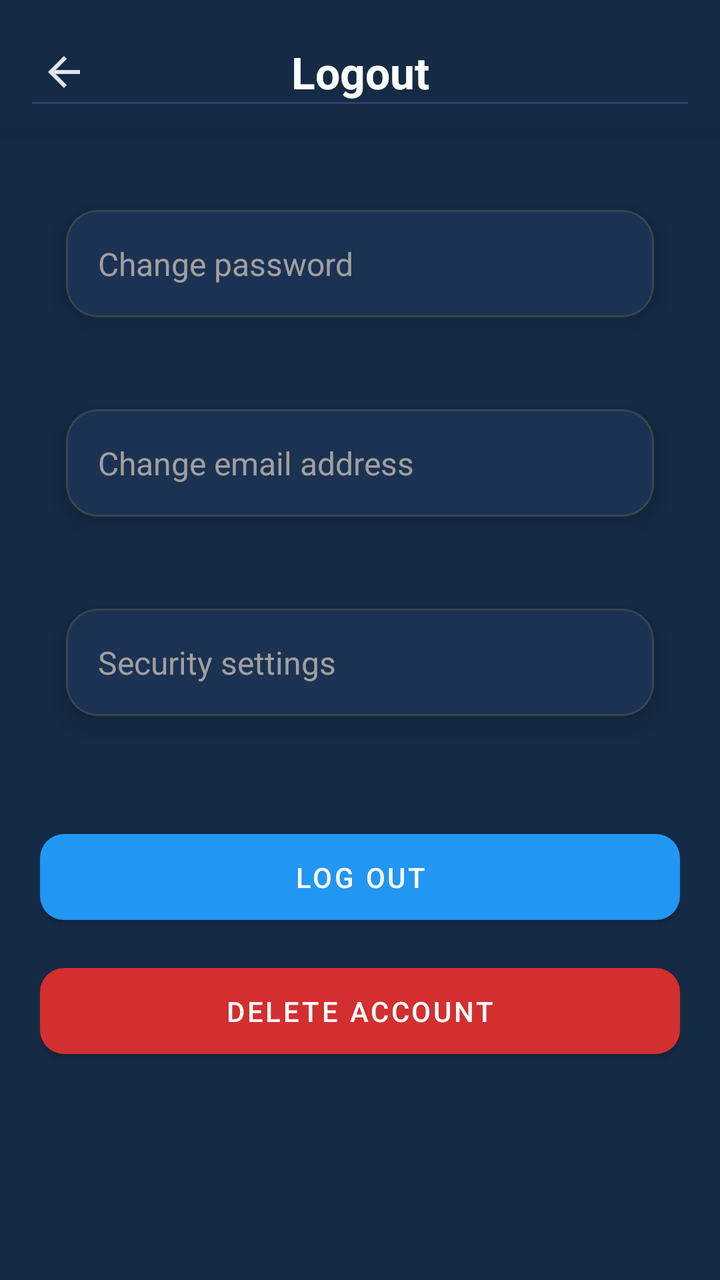
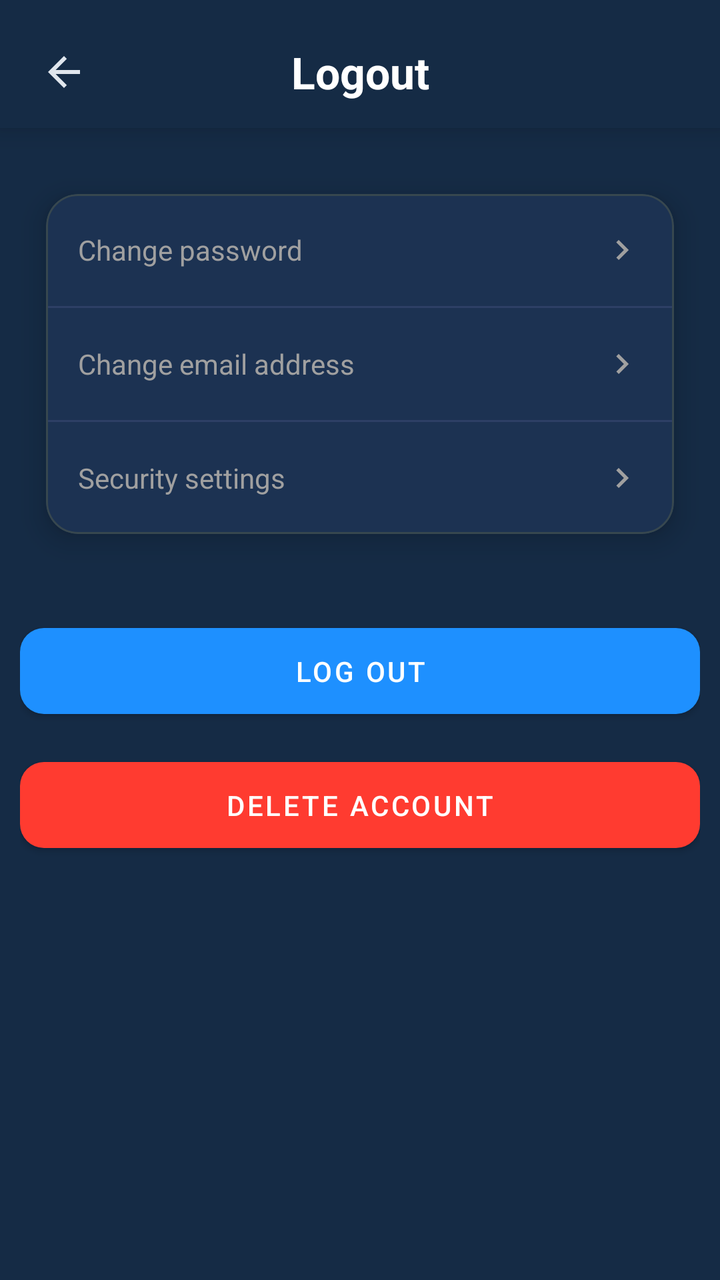

An Android layout rendered at two revisions. The XML below is the earlier revision; the diff shows what the commit changed to produce the second picture.
<!-- AndroidManifest.xml: application theme AppTheme -->
<!-- res/layout/fragment_logout.xml -->
<?xml version="1.0" encoding="utf-8"?>
<androidx.constraintlayout.widget.ConstraintLayout 
    xmlns:android="http://schemas.android.com/apk/res/android"
    xmlns:app="http://schemas.android.com/apk/res-auto"
    xmlns:tools="http://schemas.android.com/tools"
    android:layout_width="match_parent"
    android:layout_height="match_parent"
    android:background="@color/background_color"
    tools:context=".ui.tabs.settings.logout.LogoutFragment">

    
    <androidx.constraintlayout.widget.ConstraintLayout
        android:id="@+id/headerContainer"
        android:layout_width="match_parent"
        android:layout_height="wrap_content"
        android:paddingHorizontal="16dp"
        android:paddingTop="20dp"
        android:paddingBottom="12dp"
        android:background="@color/background_color"
        android:elevation="8dp"
        app:layout_constraintTop_toTopOf="parent">

        
        <ImageView
            android:id="@+id/btnBack"
            android:layout_width="32dp"
            android:layout_height="32dp"
            android:src="@drawable/ic_back"
            android:scaleType="center"
            app:tint="?attr/colorOnSurface"
            android:clickable="true"
            android:focusable="true"
            android:contentDescription="@string/logout_back_button_desc"
            app:layout_constraintStart_toStartOf="parent"
            app:layout_constraintTop_toTopOf="parent"
            app:layout_constraintBottom_toBottomOf="parent" />

        
        <TextView
            android:id="@+id/tvTitle"
            style="@style/TextAppearance.Aqua.EditProfileTitle"
            android:layout_width="wrap_content"
            android:layout_height="wrap_content"
            android:text="@string/logout_title"
            android:importantForAccessibility="yes"
            app:layout_constraintTop_toTopOf="parent"
            app:layout_constraintBottom_toBottomOf="parent"
            app:layout_constraintStart_toStartOf="parent"
            app:layout_constraintEnd_toEndOf="parent" />

        
        <View
            android:id="@+id/headerDivider"
            android:layout_width="0dp"
            android:layout_height="1dp"
            android:background="@color/settings_divider"
            app:layout_constraintStart_toStartOf="parent"
            app:layout_constraintEnd_toEndOf="parent"
            app:layout_constraintBottom_toBottomOf="parent" />

    </androidx.constraintlayout.widget.ConstraintLayout>

    
    <ScrollView
        android:id="@+id/scrollContent"
        android:layout_width="0dp"
        android:layout_height="0dp"
        android:fillViewport="true"
        android:paddingHorizontal="20dp"
        android:paddingTop="24dp"
        android:paddingBottom="24dp"
        app:layout_constraintTop_toBottomOf="@id/headerContainer"
        app:layout_constraintBottom_toBottomOf="parent"
        app:layout_constraintStart_toStartOf="parent"
        app:layout_constraintEnd_toEndOf="parent">

        <LinearLayout
            android:id="@+id/contentContainer"
            android:layout_width="match_parent"
            android:layout_height="wrap_content"
            android:orientation="vertical">

            
            <com.google.android.material.card.MaterialCardView
                android:id="@+id/rowChangePassword"
                android:layout_width="match_parent"
                android:layout_height="wrap_content"
                android:layout_marginBottom="12dp"
                style="@style/Widget.Aqua.CardStyles"
                android:contentDescription="@string/account_settings_change_password_desc">

                <TextView
                    android:layout_width="match_parent"
                    android:layout_height="wrap_content"
                    android:padding="16dp"
                    android:text="@string/account_settings_change_password"
                    android:textColor="@color/settings_text_secondary"
                    android:textSize="16sp" />
            </com.google.android.material.card.MaterialCardView>

            
            <com.google.android.material.card.MaterialCardView
                android:id="@+id/rowChangeEmail"
                android:layout_width="match_parent"
                android:layout_height="wrap_content"
                android:layout_marginBottom="12dp"
                style="@style/Widget.Aqua.CardStyles"
                android:contentDescription="@string/account_settings_change_email_desc">

                <TextView
                    android:layout_width="match_parent"
                    android:layout_height="wrap_content"
                    android:padding="16dp"
                    android:text="@string/account_settings_change_email"
                    android:textColor="@color/settings_text_secondary"
                    android:textSize="16sp" />
            </com.google.android.material.card.MaterialCardView>

            
            <com.google.android.material.card.MaterialCardView
                android:id="@+id/rowSecuritySettings"
                android:layout_width="match_parent"
                android:layout_height="wrap_content"
                android:layout_marginBottom="12dp"
                style="@style/Widget.Aqua.CardStyles"
                android:contentDescription="@string/account_settings_security_settings_desc">

                <TextView
                    android:layout_width="match_parent"
                    android:layout_height="wrap_content"
                    android:padding="16dp"
                    android:text="@string/account_settings_security_settings"
                    android:textColor="@color/settings_text_secondary"
                    android:textSize="16sp" />
            </com.google.android.material.card.MaterialCardView>

            
            <com.google.android.material.button.MaterialButton
                android:id="@+id/btnLogout"
                style="@style/Widget.MaterialComponents.Button"
                android:layout_width="match_parent"
                android:layout_height="wrap_content"
                android:layout_marginTop="24dp"
                android:paddingVertical="12dp"
                android:text="@string/account_settings_logout"
                android:contentDescription="@string/account_settings_logout_desc"
                app:backgroundTint="?attr/colorPrimary"
                android:textColor="?attr/colorOnPrimary"
                app:cornerRadius="12dp" />

            
            <com.google.android.material.button.MaterialButton
                android:id="@+id/btnDeleteAccount"
                style="@style/Widget.MaterialComponents.Button"
                android:layout_width="match_parent"
                android:layout_height="wrap_content"
                android:layout_marginTop="12dp"
                android:paddingVertical="12dp"
                android:text="@string/account_settings_delete_account"
                android:contentDescription="@string/account_settings_delete_account_desc"
                app:backgroundTint="?attr/colorError"
                android:textColor="?attr/colorOnError"
                app:cornerRadius="12dp" />

        </LinearLayout>
    </ScrollView>

</androidx.constraintlayout.widget.ConstraintLayout>
<!-- resources referenced by this layout -->
<resources>
  <color name="background_color">#152B45</color>
  <color name="settings_divider">#2D3F66</color>
  <color name="settings_text_secondary">#A0A0A0</color>
  <!-- drawable ic_back (drawable) -->
  <?xml version="1.0" encoding="utf-8"?>
  <vector xmlns:android="http://schemas.android.com/apk/res/android"
      android:width="24dp"
      android:height="24dp"
      android:viewportWidth="24"
      android:viewportHeight="24">
  
      <path
          android:fillColor="@android:color/white"
          android:pathData="M20,11H7.83L13.42,5.41L12,4l-8,8 8,8 1.41,-1.41L7.83,13H20v-2z" />
  </vector>
  <string name="account_settings_change_email">Change email address</string>
  <string name="account_settings_change_email_desc">
          Open screen to change your email address
      </string>
  <string name="account_settings_change_password">Change password</string>
  <string name="account_settings_change_password_desc">
          Open screen to change your account password
      </string>
  <string name="account_settings_delete_account">Delete account</string>
  <string name="account_settings_delete_account_desc">
          Permanently delete your account and all related data
      </string>
  <string name="account_settings_logout">Log out</string>
  <string name="account_settings_logout_desc">
          Sign out of your AquaLight account
      </string>
  <string name="account_settings_security_settings">Security settings</string>
  <string name="account_settings_security_settings_desc">
          Manage security options for your account
      </string>
  <string name="logout_back_button_desc">Go back from logout screen</string>
  <string name="logout_title">Logout</string>
  <style name="TextAppearance.Aqua.EditProfileTitle" parent="TextAppearance.Material3.TitleLarge">
      <item name="android:textColor">@android:color/white</item>
      <item name="android:textStyle">bold</item>
  </style>
  <style name="Widget.Aqua.CardStyles" parent="Widget.MaterialComponents.CardView">
          <item name="cardBackgroundColor">@color/settings_card_background</item>
          <item name="cardCornerRadius">16dp</item>
          <item name="cardElevation">8dp</item>
          <item name="cardUseCompatPadding">true</item>
      </style>
  <color name="settings_card_background">#1C3252</color>
  <color name="md_theme_light_primary">#2196F3</color>
  <color name="md_theme_light_onPrimary">#FFFFFF</color>
  <color name="md_theme_light_secondary">#4A6363</color>
  <color name="md_theme_light_onSecondary">#FFFFFF</color>
  <color name="md_theme_light_background">#152B45</color>
  <color name="md_theme_light_surface">#152B45</color>
  <color name="md_theme_light_onSurface">#E0E6ED</color>
  <color name="md_theme_light_surfaceVariant">#233042</color>
  <color name="md_theme_light_onSurfaceVariant">#5C6B75</color>
  <color name="md_theme_light_outline">#455A64</color>
  <color name="md_theme_light_outlineVariant">#37474F</color>
  <color name="md_theme_light_error">#D32F2F</color>
  <color name="md_theme_light_onError">#FFFFFF</color>
  <!-- unchanged entries left out for length: 1 -->
</resources>

<!-- the commit's change to res/layout/fragment_logout.xml (unified diff, before → after) -->
@@ -47,17 +47,6 @@
             app:layout_constraintBottom_toBottomOf="parent"
             app:layout_constraintStart_toStartOf="parent"
             app:layout_constraintEnd_toEndOf="parent" />
-
-        
-        <View
-            android:id="@+id/headerDivider"
-            android:layout_width="0dp"
-            android:layout_height="1dp"
-            android:background="@color/settings_divider"
-            app:layout_constraintStart_toStartOf="parent"
-            app:layout_constraintEnd_toEndOf="parent"
-            app:layout_constraintBottom_toBottomOf="parent" />
-
     </androidx.constraintlayout.widget.ConstraintLayout>
 
     
@@ -66,73 +55,134 @@
         android:layout_width="0dp"
         android:layout_height="0dp"
         android:fillViewport="true"
-        android:paddingHorizontal="20dp"
-        android:paddingTop="24dp"
-        android:paddingBottom="24dp"
         app:layout_constraintTop_toBottomOf="@id/headerContainer"
         app:layout_constraintBottom_toBottomOf="parent"
         app:layout_constraintStart_toStartOf="parent"
         app:layout_constraintEnd_toEndOf="parent">
 
         <LinearLayout
-            android:id="@+id/contentContainer"
+            android:id="@+id/contentRoot"
             android:layout_width="match_parent"
             android:layout_height="wrap_content"
-            android:orientation="vertical">
+            android:orientation="vertical"
+            android:paddingTop="16dp"
+            android:paddingBottom="16dp"
+            android:paddingStart="10dp"
+            android:paddingEnd="10dp">
 
             
             <com.google.android.material.card.MaterialCardView
-                android:id="@+id/rowChangePassword"
+                android:id="@+id/cardAccountActions"
                 android:layout_width="match_parent"
                 android:layout_height="wrap_content"
-                android:layout_marginBottom="12dp"
-                style="@style/Widget.Aqua.CardStyles"
-                android:contentDescription="@string/account_settings_change_password_desc">
-
-                <TextView
+                style="@style/Widget.Aqua.CardStyles">
+
+                <LinearLayout
                     android:layout_width="match_parent"
                     android:layout_height="wrap_content"
-                    android:padding="16dp"
-                    android:text="@string/account_settings_change_password"
-                    android:textColor="@color/settings_text_secondary"
-                    android:textSize="16sp" />
+                    android:orientation="vertical">
+
+                    
+                    <LinearLayout
+                        android:id="@+id/rowChangePassword"
+                        android:layout_width="match_parent"
+                        android:layout_height="56dp"
+                        android:paddingHorizontal="16dp"
+                        android:gravity="center_vertical"
+                        android:clickable="true"
+                        android:focusable="true"
+                        android:background="?android:attr/selectableItemBackground"
+                        android:contentDescription="@string/account_settings_change_password_desc">
+
+                        <TextView
+                            android:layout_width="0dp"
+                            android:layout_height="wrap_content"
+                            android:layout_weight="1"
+                            android:text="@string/account_settings_change_password"
+                            android:textColor="@color/settings_text_secondary"
+                            android:textSize="14sp"/>
+
+                        <ImageView
+                            android:layout_width="20dp"
+                            android:layout_height="20dp"
+                            android:src="@drawable/ic_arrow_right"
+                            app:tint="@color/settings_text_secondary"
+                            android:contentDescription="@string/settings_arrow_desc"/>
+                    </LinearLayout>
+
+                    <View
+                        android:layout_width="match_parent"
+                        android:layout_height="1dp"
+                        android:background="@color/settings_divider"/>
+
+                    
+                    <LinearLayout
+                        android:id="@+id/rowChangeEmail"
+                        android:layout_width="match_parent"
+                        android:layout_height="56dp"
+                        android:paddingHorizontal="16dp"
+                        android:gravity="center_vertical"
+                        android:clickable="true"
+                        android:focusable="true"
+                        android:background="?android:attr/selectableItemBackground"
+                        android:contentDescription="@string/account_settings_change_email_desc">
+
+                        <TextView
+                            android:layout_width="0dp"
+                            android:layout_height="wrap_content"
+                            android:layout_weight="1"
+                            android:text="@string/account_settings_change_email"
+                            android:textColor="@color/settings_text_secondary"
+                            android:textSize="14sp"/>
+
+                        <ImageView
+                            android:layout_width="20dp"
+                            android:layout_height="20dp"
+                            android:src="@drawable/ic_arrow_right"
+                            app:tint="@color/settings_text_secondary"
+                            android:contentDescription="@string/settings_arrow_desc"/>
+                    </LinearLayout>
+
+                    <View
+                        android:layout_width="match_parent"
+                        android:layout_height="1dp"
+                        android:background="@color/settings_divider"/>
+
+                    
+                    <LinearLayout
+                        android:id="@+id/rowSecuritySettings"
+                        android:layout_width="match_parent"
+                        android:layout_height="56dp"
+                        android:paddingHorizontal="16dp"
+                        android:gravity="center_vertical"
+                        android:clickable="true"
+                        android:focusable="true"
+                        android:background="?android:attr/selectableItemBackground"
+                        android:contentDescription="@string/account_settings_security_settings_desc">
+
+                        <TextView
+                            android:layout_width="0dp"
+                            android:layout_height="wrap_content"
+                            android:layout_weight="1"
+                            android:text="@string/account_settings_security_settings"
+                            android:textColor="@color/settings_text_secondary"
+                            android:textSize="14sp"/>
+
+                        <ImageView
+                            android:layout_width="20dp"
+                            android:layout_height="20dp"
+                            android:src="@drawable/ic_arrow_right"
+                            app:tint="@color/settings_text_secondary"
+                            android:contentDescription="@string/settings_arrow_desc"/>
+                    </LinearLayout>
+
+                </LinearLayout>
             </com.google.android.material.card.MaterialCardView>
 
             
-            <com.google.android.material.card.MaterialCardView
-                android:id="@+id/rowChangeEmail"
-                android:layout_width="match_parent"
-                android:layout_height="wrap_content"
-                android:layout_marginBottom="12dp"
-                style="@style/Widget.Aqua.CardStyles"
-                android:contentDescription="@string/account_settings_change_email_desc">
-
-                <TextView
-                    android:layout_width="match_parent"
-                    android:layout_height="wrap_content"
-                    android:padding="16dp"
-                    android:text="@string/account_settings_change_email"
-                    android:textColor="@color/settings_text_secondary"
-                    android:textSize="16sp" />
-            </com.google.android.material.card.MaterialCardView>
-
-            
-            <com.google.android.material.card.MaterialCardView
-                android:id="@+id/rowSecuritySettings"
-                android:layout_width="match_parent"
-                android:layout_height="wrap_content"
-                android:layout_marginBottom="12dp"
-                style="@style/Widget.Aqua.CardStyles"
-                android:contentDescription="@string/account_settings_security_settings_desc">
-
-                <TextView
-                    android:layout_width="match_parent"
-                    android:layout_height="wrap_content"
-                    android:padding="16dp"
-                    android:text="@string/account_settings_security_settings"
-                    android:textColor="@color/settings_text_secondary"
-                    android:textSize="16sp" />
-            </com.google.android.material.card.MaterialCardView>
+            <View
+                android:layout_width="match_parent"
+                android:layout_height="24dp" />
 
             
             <com.google.android.material.button.MaterialButton
@@ -140,13 +190,13 @@
                 style="@style/Widget.MaterialComponents.Button"
                 android:layout_width="match_parent"
                 android:layout_height="wrap_content"
-                android:layout_marginTop="24dp"
+                android:layout_marginTop="0dp"
                 android:paddingVertical="12dp"
                 android:text="@string/account_settings_logout"
                 android:contentDescription="@string/account_settings_logout_desc"
-                app:backgroundTint="?attr/colorPrimary"
-                android:textColor="?attr/colorOnPrimary"
-                app:cornerRadius="12dp" />
+                android:textColor="#FFFFFF"
+                app:backgroundTint="#1E90FF"
+                app:cornerRadius="12dp"/>
 
             
             <com.google.android.material.button.MaterialButton
@@ -158,9 +208,9 @@
                 android:paddingVertical="12dp"
                 android:text="@string/account_settings_delete_account"
                 android:contentDescription="@string/account_settings_delete_account_desc"
-                app:backgroundTint="?attr/colorError"
-                android:textColor="?attr/colorOnError"
-                app:cornerRadius="12dp" />
+                android:textColor="#FFFFFF"
+                app:backgroundTint="#FF3B30"
+                app:cornerRadius="12dp"/>
 
         </LinearLayout>
     </ScrollView>
<!-- resource entries referenced after the edit -->
@@ -3,6 +3,17 @@
   <color name="background_color">#152B45</color>
   <color name="settings_divider">#2D3F66</color>
   <color name="settings_text_secondary">#A0A0A0</color>
+  <!-- drawable ic_arrow_right (drawable) -->
+  <vector xmlns:android="http://schemas.android.com/apk/res/android"
+      android:width="24dp"
+      android:height="24dp"
+      android:viewportWidth="24"
+      android:viewportHeight="24">
+  
+      <path
+          android:fillColor="#A0A0A0"
+          android:pathData="M8.59,16.59L13.17,12L8.59,7.41L10,6L16,12L10,18L8.59,16.59Z"/>
+  </vector>
   <!-- drawable ic_back (drawable) -->
   <?xml version="1.0" encoding="utf-8"?>
   <vector xmlns:android="http://schemas.android.com/apk/res/android"
@@ -37,6 +48,7 @@
       </string>
   <string name="logout_back_button_desc">Go back from logout screen</string>
   <string name="logout_title">Logout</string>
+  <string name="settings_arrow_desc">Go to details</string>
   <style name="TextAppearance.Aqua.EditProfileTitle" parent="TextAppearance.Material3.TitleLarge">
       <item name="android:textColor">@android:color/white</item>
       <item name="android:textStyle">bold</item>
